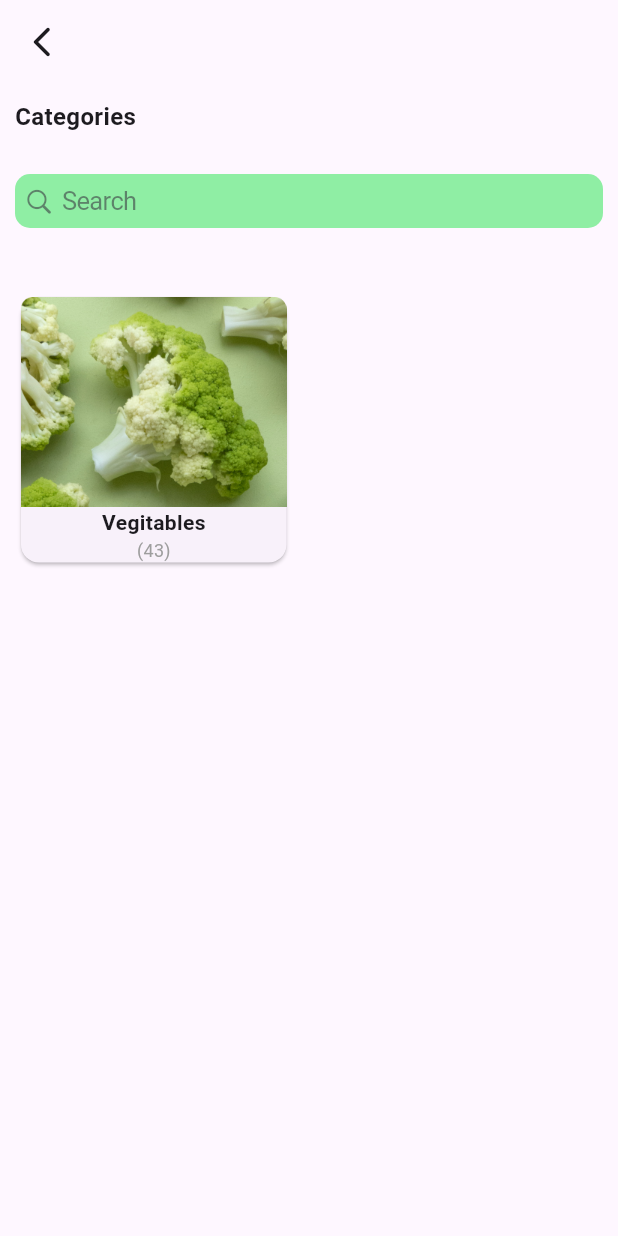
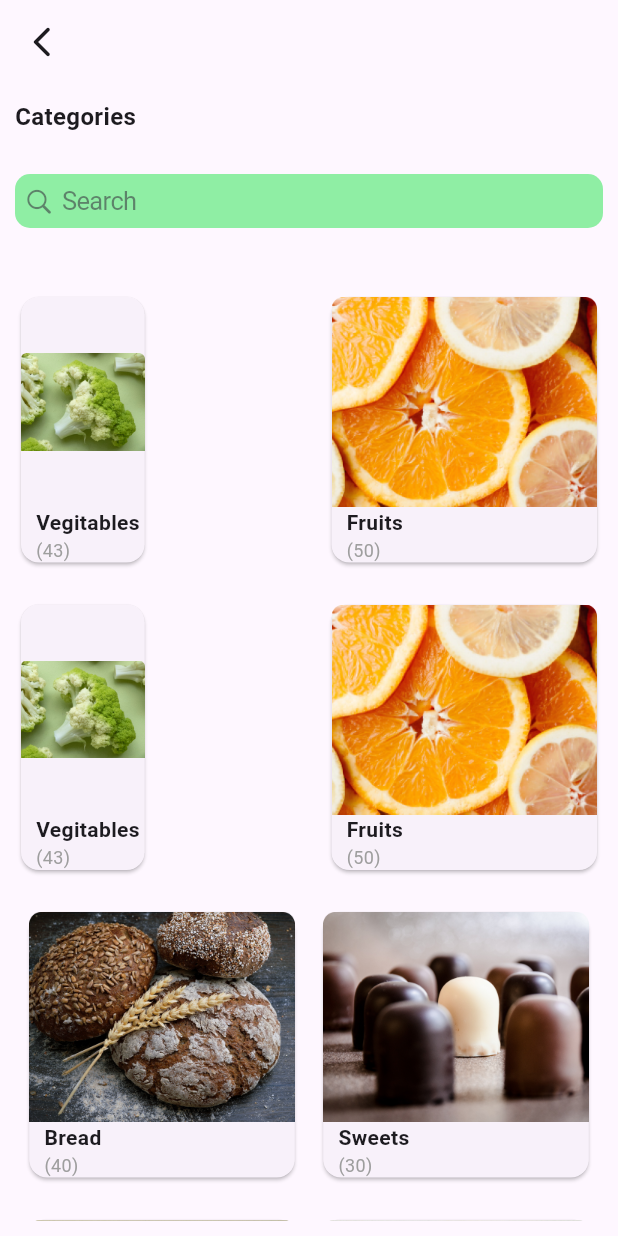
Before and after one commit to DataWhisperer10/Veggiee, a Flutter app: the screen it shows after launch, on a phone screen of 412 x 824 dp. Run offline on Flutter 3.47's test engine with Material 3 defaults, Android fonts, the light colour scheme and no system bars; our stand-ins replace google_fonts.

Commit message:
added more widgets to home screen

```diff
--- a/lib/moduels/home/view/home_screen.dart
+++ b/lib/moduels/home/view/home_screen.dart
@@ -12,6 +12,9 @@ class HomeScreen extends StatefulWidget {
 class _HomeScreenState extends State<HomeScreen> {
   @override
   Widget build(BuildContext context) {
+    double width = MediaQuery.of(context).size.width;
+    double height = MediaQuery.of(context).size.height;
+
     return Scaffold(
       appBar: AppBar(
         leading: IconButton(
@@ -20,14 +23,16 @@ class _HomeScreenState extends State<HomeScreen> {
       ),
       body: Padding(
         padding: const EdgeInsets.all(10.0),
+        child: SingleChildScrollView(
+          scrollDirection: Axis.vertical,
           child: Column(
             mainAxisAlignment: MainAxisAlignment.start,
             crossAxisAlignment: CrossAxisAlignment.start,
             children: [
               Text(
                 "Categories",
-              style:
-                  GoogleFonts.roboto(fontWeight: FontWeight.bold, fontSize: 16),
+                style: GoogleFonts.roboto(
+                    fontWeight: FontWeight.bold, fontSize: 16),
               ),
               const SizedBox(
                 height: 27,
@@ -39,31 +44,251 @@ class _HomeScreenState extends State<HomeScreen> {
               const SizedBox(
                 height: 42,
               ),
-            Card(
+              Row(
+                mainAxisAlignment: MainAxisAlignment.spaceBetween,
+                children: [
+                  vegetableCard(),
+                  fruitsCard(),
+                ],
+              ),
+              const SizedBox(
+                height: 20,
+              ),
+              Row(
+                mainAxisAlignment: MainAxisAlignment.spaceBetween,
+                children: [
+                  vegetableCard(),
+                  fruitsCard(),
+                ],
+              ),
+              const SizedBox(
+                height: 20,
+              ),
+              Row(
+                mainAxisAlignment: MainAxisAlignment.spaceAround,
+                children: [
+                  breadCard(),
+                  sweetsCard(),
+                ],
+              ),
+              const SizedBox(
+                height: 20,
+              ),
+              Row(
+                mainAxisAlignment: MainAxisAlignment.spaceAround,
+                children: [
+                  chineeseCard(),
+                  coffeeCard(),
+                ],
+              ),
+            ],
+          ),
+        ),
+      ),
+    );
+  }
+
+  Widget vegetableCard() {
+    double width = MediaQuery.of(context).size.width;
+    return Card(
       child: Column(
+        mainAxisAlignment: MainAxisAlignment.start,
+        crossAxisAlignment: CrossAxisAlignment.start,
         children: [
           Image.asset(
             "assets/Media.png",
             height: 140,
-                    width: 177,
+            width: width / 5,
           ),
-                  Text(
+          Padding(
+            padding: const EdgeInsets.only(left: 10.0),
+            child: Text(
               "Vegitables",
-                    style: GoogleFonts.roboto(
-                        fontSize: 14, fontWeight: FontWeight.w600),
+              style:
+                  GoogleFonts.roboto(fontSize: 14, fontWeight: FontWeight.w600),
             ),
-                  Text(
+          ),
+          Padding(
+            padding: const EdgeInsets.only(left: 10.0),
+            child: Text(
               "(43)",
               style: GoogleFonts.roboto(
                 color: Colors.grey,
                 fontSize: 12,
               ),
-                  )
-                ],
             ),
           )
         ],
       ),
+    );
+  }
+
+  Widget fruitsCard() {
+    return Card(
+      child: Column(
+        mainAxisAlignment: MainAxisAlignment.start,
+        crossAxisAlignment: CrossAxisAlignment.start,
+        children: [
+          Image.asset(
+            "assets/fruits.png",
+            height: 140,
+            width: 177,
+          ),
+          Padding(
+            padding: const EdgeInsets.only(left: 10.0),
+            child: Text(
+              "Fruits",
+              style:
+                  GoogleFonts.roboto(fontSize: 14, fontWeight: FontWeight.w600),
+            ),
+          ),
+          Padding(
+            padding: const EdgeInsets.only(left: 10.0),
+            child: Text(
+              "(50)",
+              style: GoogleFonts.roboto(
+                color: Colors.grey,
+                fontSize: 12,
+              ),
+            ),
+          )
+        ],
+      ),
+    );
+  }
+
+  Widget breadCard() {
+    return Card(
+      child: Column(
+        mainAxisAlignment: MainAxisAlignment.start,
+        crossAxisAlignment: CrossAxisAlignment.start,
+        children: [
+          Image.asset(
+            "assets/bread.png",
+            height: 140,
+            width: 177,
+          ),
+          Padding(
+            padding: const EdgeInsets.only(left: 10.0),
+            child: Text(
+              "Bread",
+              style:
+                  GoogleFonts.roboto(fontSize: 14, fontWeight: FontWeight.w600),
+            ),
+          ),
+          Padding(
+            padding: const EdgeInsets.only(left: 10.0),
+            child: Text(
+              "(40)",
+              style: GoogleFonts.roboto(
+                color: Colors.grey,
+                fontSize: 12,
+              ),
+            ),
+          )
+        ],
+      ),
+    );
+  }
+
+  Widget sweetsCard() {
+    return Card(
+      child: Column(
+        mainAxisAlignment: MainAxisAlignment.start,
+        crossAxisAlignment: CrossAxisAlignment.start,
+        children: [
+          Image.asset(
+            "assets/sweets.png",
+            height: 140,
+            width: 177,
+          ),
+          Padding(
+            padding: const EdgeInsets.only(left: 10.0),
+            child: Text(
+              "Sweets",
+              style:
+                  GoogleFonts.roboto(fontSize: 14, fontWeight: FontWeight.w600),
+            ),
+          ),
+          Padding(
+            padding: const EdgeInsets.only(left: 10.0),
+            child: Text(
+              "(30)",
+              style: GoogleFonts.roboto(
+                color: Colors.grey,
+                fontSize: 12,
+              ),
+            ),
+          )
+        ],
+      ),
+    );
+  }
+
+  Widget chineeseCard() {
+    return Card(
+      child: Column(
+        mainAxisAlignment: MainAxisAlignment.start,
+        crossAxisAlignment: CrossAxisAlignment.start,
+        children: [
+          Image.asset(
+            "assets/chinese.png",
+            height: 140,
+            width: 177,
+          ),
+          Padding(
+            padding: const EdgeInsets.only(left: 10.0),
+            child: Text(
+              "Chineese",
+              style:
+                  GoogleFonts.roboto(fontSize: 14, fontWeight: FontWeight.w600),
+            ),
+          ),
+          Padding(
+            padding: const EdgeInsets.only(left: 10.0),
+            child: Text(
+              "(56)",
+              style: GoogleFonts.roboto(
+                color: Colors.grey,
+                fontSize: 12,
+              ),
+            ),
+          )
+        ],
+      ),
+    );
+  }
+
+  Widget coffeeCard() {
+    return Card(
+      child: Column(
+        mainAxisAlignment: MainAxisAlignment.start,
+        crossAxisAlignment: CrossAxisAlignment.start,
+        children: [
+          Image.asset(
+            "assets/coffee.png",
+            height: 140,
+            width: 177,
+          ),
+          Padding(
+            padding: const EdgeInsets.only(left: 10.0),
+            child: Text(
+              "Coffee",
+              style:
+                  GoogleFonts.roboto(fontSize: 14, fontWeight: FontWeight.w600),
+            ),
+          ),
+          Padding(
+            padding: const EdgeInsets.only(left: 10.0),
+            child: Text(
+              "(70)",
+              style: GoogleFonts.roboto(
+                color: Colors.grey,
+                fontSize: 12,
+              ),
+            ),
+          )
+        ],
       ),
     );
   }
```
Also changed, not shown: assets/bread.png (added), assets/chinese.png (added), assets/coffee.png (added), assets/fruits.png (added), assets/sweets.png (added). Lines whose indentation alone changed are shown as unchanged.
